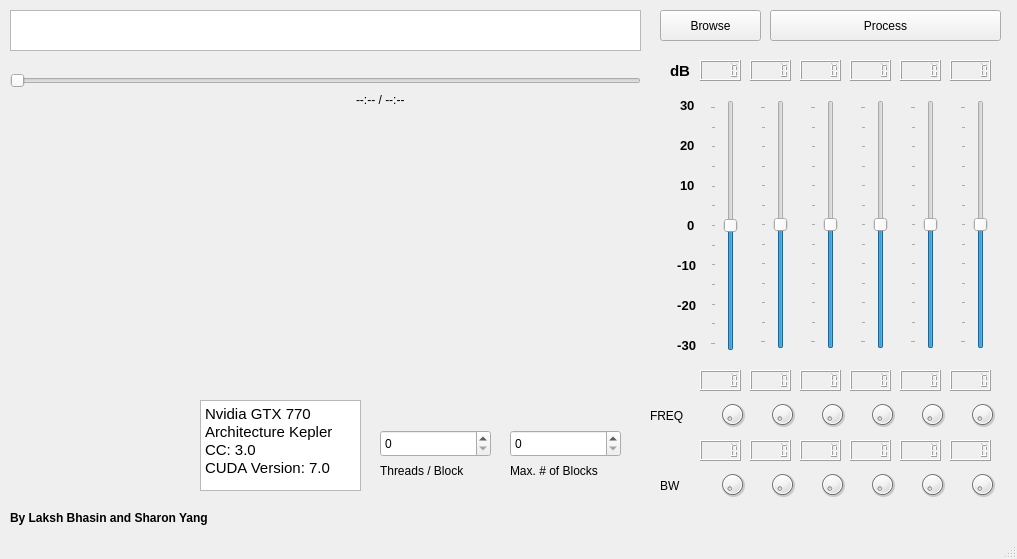
Old version of the form ui/mainapp.ui in the repository lakshbhasin/gpu_parametric_eq.
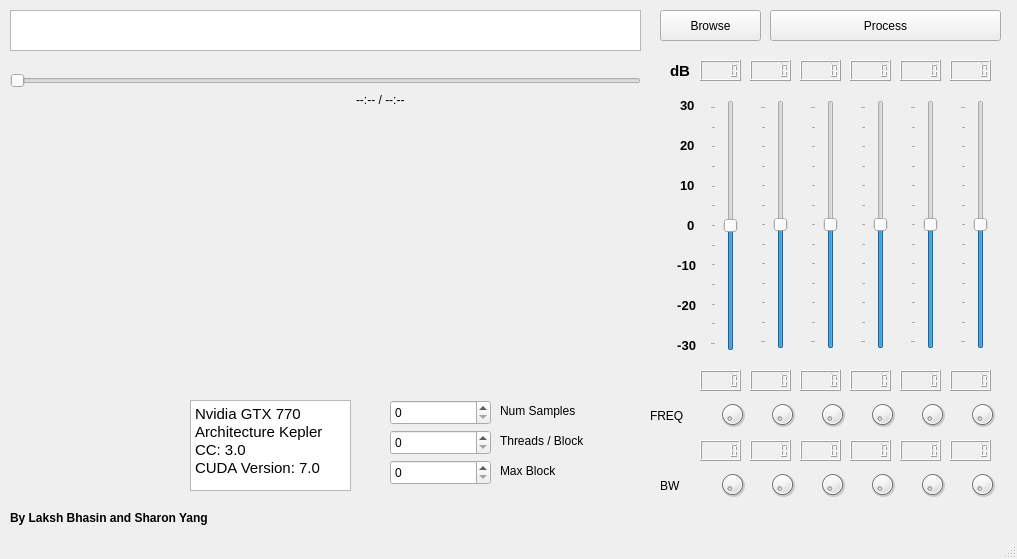
New version of the form. Custom widgets are drawn as their Qt base class.

Commit message: Num samples adjustable added.

Diff of the .ui file:
```diff
--- a/ui/mainapp.ui
+++ b/ui/mainapp.ui
@@ -108,7 +108,7 @@
    <widget class="QTextBrowser" name="textBrowser">
     <property name="geometry">
      <rect>
-      <x>200</x>
+      <x>190</x>
       <y>400</y>
       <width>161</width>
       <height>91</height>
@@ -128,8 +128,8 @@
    <widget class="QLabel" name="label_4">
     <property name="geometry">
      <rect>
-      <x>380</x>
-      <y>460</y>
+      <x>500</x>
+      <y>430</y>
       <width>111</width>
       <height>21</height>
      </rect>
@@ -141,14 +141,14 @@
    <widget class="QLabel" name="label_5">
     <property name="geometry">
      <rect>
-      <x>510</x>
+      <x>500</x>
       <y>460</y>
-      <width>121</width>
+      <width>81</width>
       <height>21</height>
      </rect>
     </property>
     <property name="text">
-     <string>Max. # of Blocks</string>
+     <string>Max Block</string>
     </property>
    </widget>
    <widget class="QLabel" name="appLogo">
@@ -167,20 +167,20 @@
    <widget class="QSpinBox" name="threadsBlockBox">
     <property name="geometry">
      <rect>
-      <x>380</x>
+      <x>390</x>
       <y>430</y>
-      <width>111</width>
-      <height>27</height>
+      <width>101</width>
+      <height>25</height>
      </rect>
     </property>
    </widget>
    <widget class="QSpinBox" name="blockNum">
     <property name="geometry">
      <rect>
-      <x>510</x>
-      <y>430</y>
-      <width>111</width>
-      <height>27</height>
+      <x>390</x>
+      <y>460</y>
+      <width>101</width>
+      <height>25</height>
      </rect>
     </property>
    </widget>
@@ -1148,6 +1148,29 @@
      </rect>
     </property>
    </widget>
+   <widget class="QSpinBox" name="numSampleBox">
+    <property name="geometry">
+     <rect>
+      <x>390</x>
+      <y>400</y>
+      <width>101</width>
+      <height>25</height>
+     </rect>
+    </property>
+   </widget>
+   <widget class="QLabel" name="label_7">
+    <property name="geometry">
+     <rect>
+      <x>500</x>
+      <y>400</y>
+      <width>111</width>
+      <height>21</height>
+     </rect>
+    </property>
+    <property name="text">
+     <string>Num Samples</string>
+    </property>
+   </widget>
    <zorder>fileSelectButton</zorder>
    <zorder>textEdit</zorder>
    <zorder>processButton</zorder>
```
Left out of the diff: 2 changed lines with no effect on the pictures. The commit also changes 2 other files.
